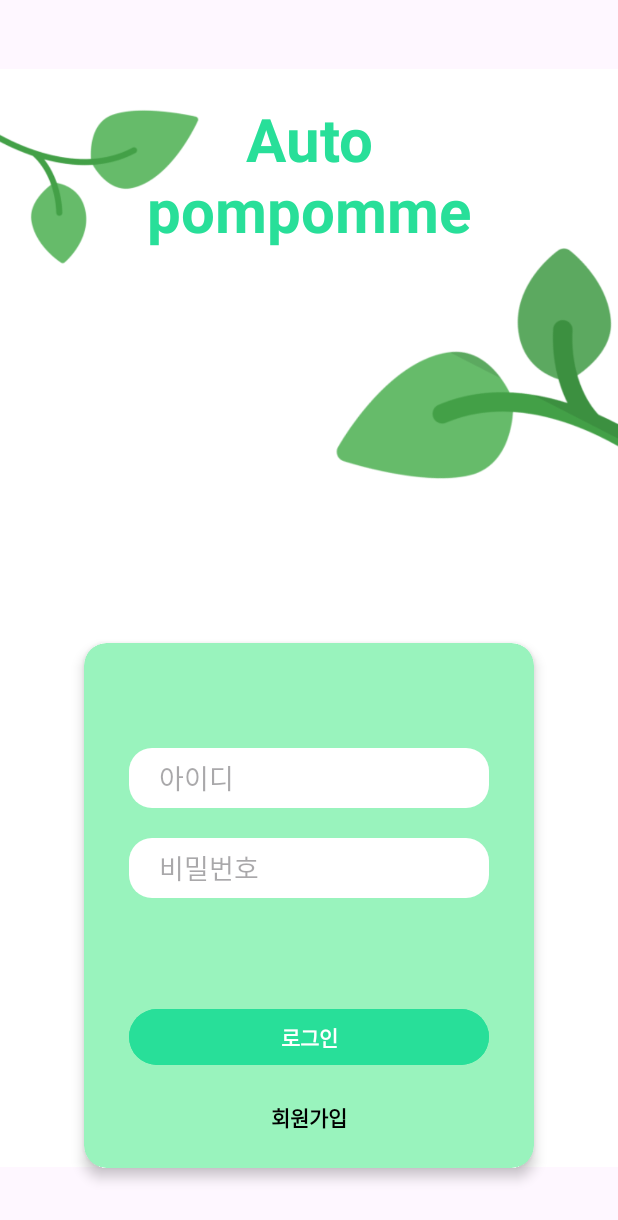
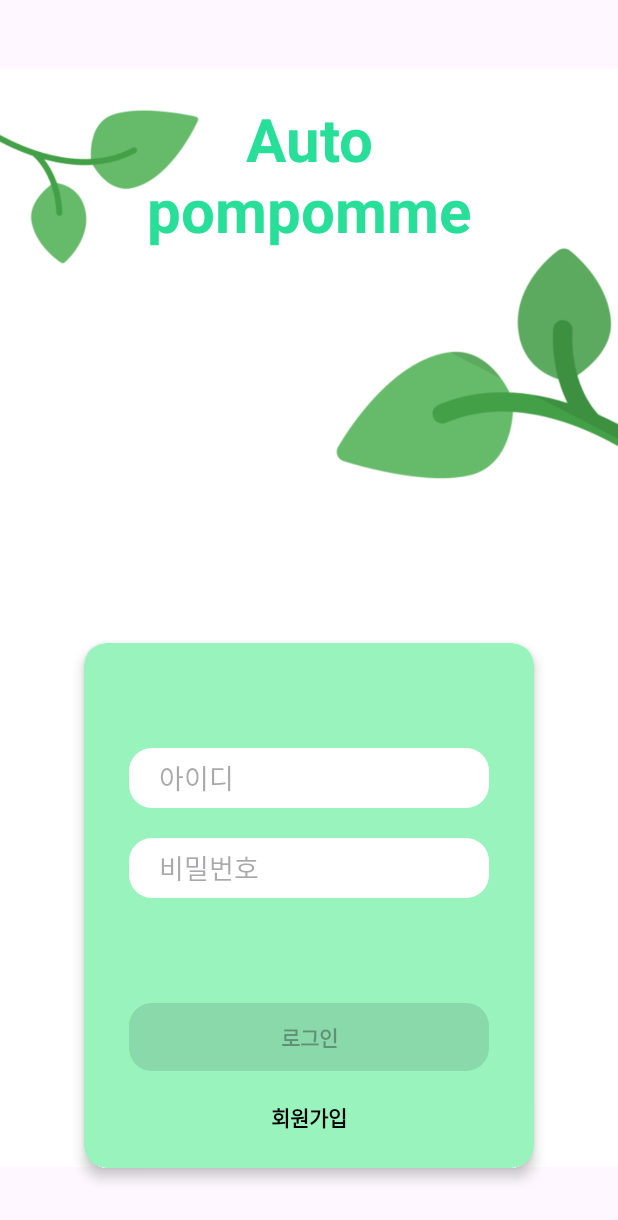
Before and after one commit to Team-amazing/pompom-android, an Android app: the LoginActivity screen opened directly, with no data from a screen before it, on a phone screen of 412 x 824 dp. Shown: the top 1220 px of the screen. Run offline under Robolectric (Android 15) with nearby library versions, the phone set to English and light mode, and no system bars.

Commit message:
🌧 :: 디자인 요소 추가

```diff
--- a/AutoPomPomme/app/src/main/res/layout/activity_login.xml
+++ b/AutoPomPomme/app/src/main/res/layout/activity_login.xml
@@ -50,6 +50,7 @@
                 android:background="@drawable/radius"
                 android:backgroundTint="@color/white"
                 android:hint="아이디"
+                android:textColor="@color/black"
                 android:inputType="text"
                 android:singleLine="true"
                 android:paddingLeft="20dp"
@@ -65,6 +66,7 @@
                 android:background="@drawable/radius"
                 android:backgroundTint="@color/white"
                 android:hint="비밀번호"
+                android:textColor="@color/black"
                 android:singleLine="true"
                 android:inputType="textPassword"
                 android:paddingLeft="20dp"
@@ -78,7 +80,9 @@
                 android:layout_width="240dp"
                 android:layout_height="45dp"
                 android:text="로그인"
+                android:background="@drawable/radius"
                 android:textStyle="bold"
+                android:enabled="false"
                 android:layout_marginTop="70dp"
                 android:backgroundTint="@color/main1"
                 app:layout_constraintLeft_toLeftOf="@id/et_login_password"
```
